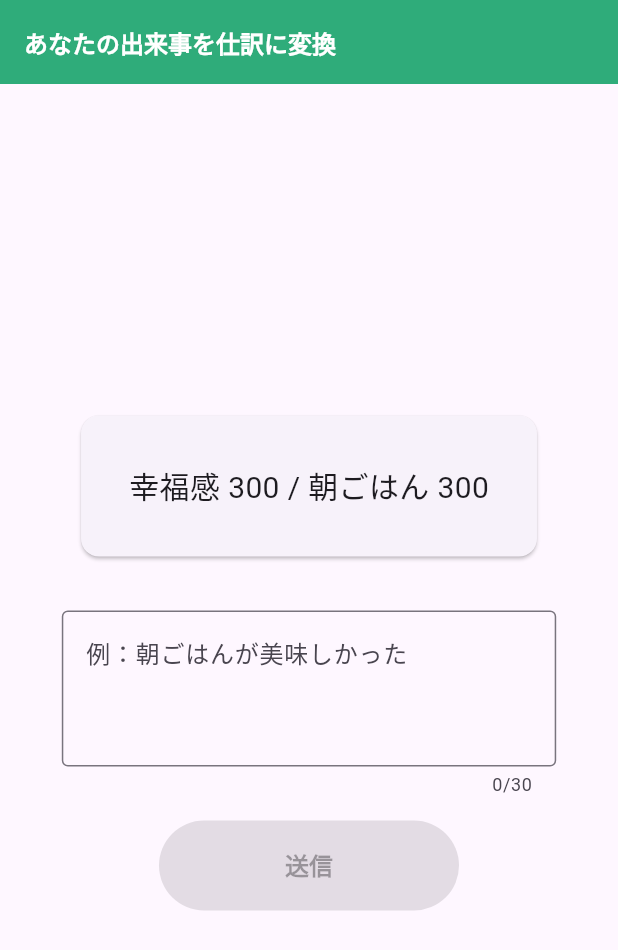
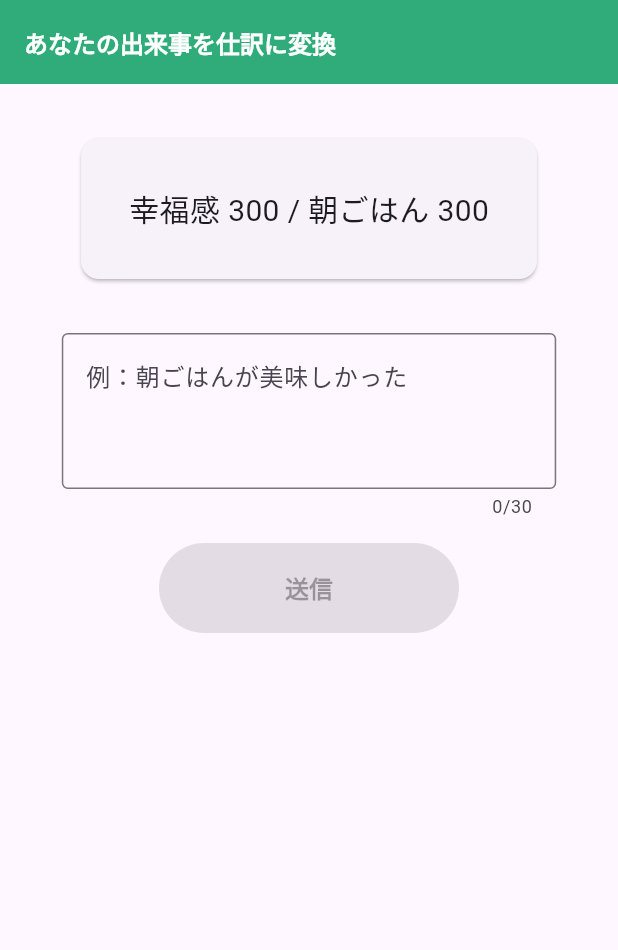
Before and after one commit to taroooth/siwake_joke, a Flutter app: the screen it shows after launch, on a phone screen of 412 x 824 dp. Shown: the top 950 px of the screen. Run offline on Flutter 3.47's test engine with Material 3 defaults, Android fonts, the phone set to English and light mode, and no system bars; our stand-ins replace google_generative_ai.

Commit message:
デザイン修正

```diff
--- a/lib/main.dart
+++ b/lib/main.dart
@@ -243,14 +243,14 @@ class _HomePageState extends State<HomePage> {
           ),
         ),
       ),
-      body: Center(
+      body: SafeArea(
+        child: Center(
           child: Padding(
             padding: const EdgeInsets.symmetric(
               horizontal: 16,
               vertical: 32,
             ),
             child: Column(
-            mainAxisAlignment: MainAxisAlignment.center,
               children: [
                 _loading
                     ? const CircularProgressIndicator()
@@ -294,6 +294,7 @@ class _HomePageState extends State<HomePage> {
             ),
           ),
         ),
+      ),
     );
   }
 
```
Lines whose indentation alone changed are shown as unchanged.
